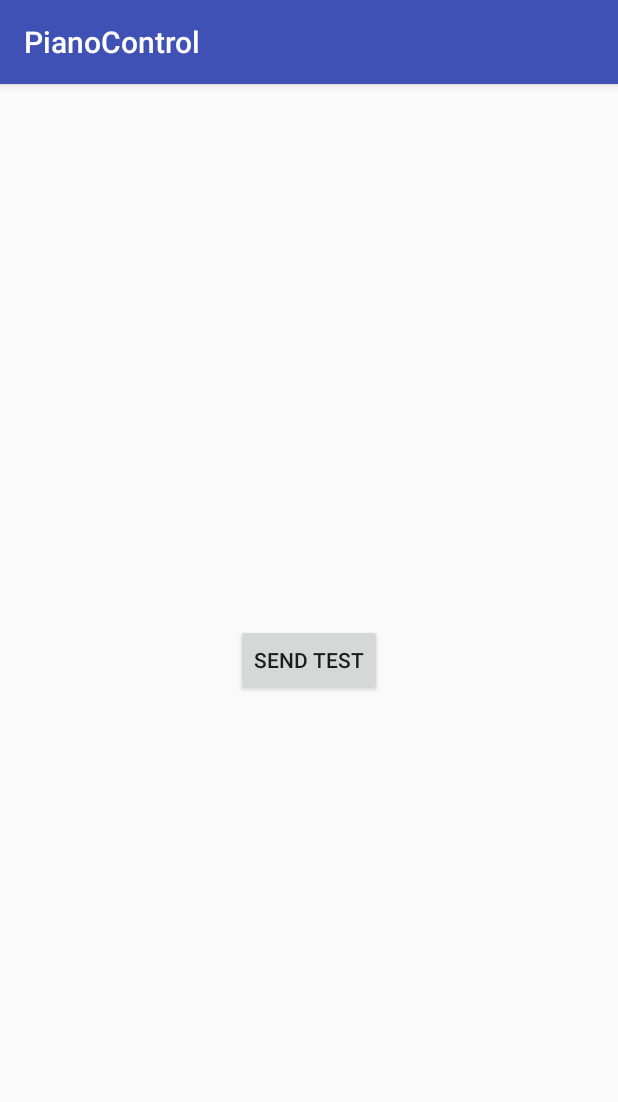
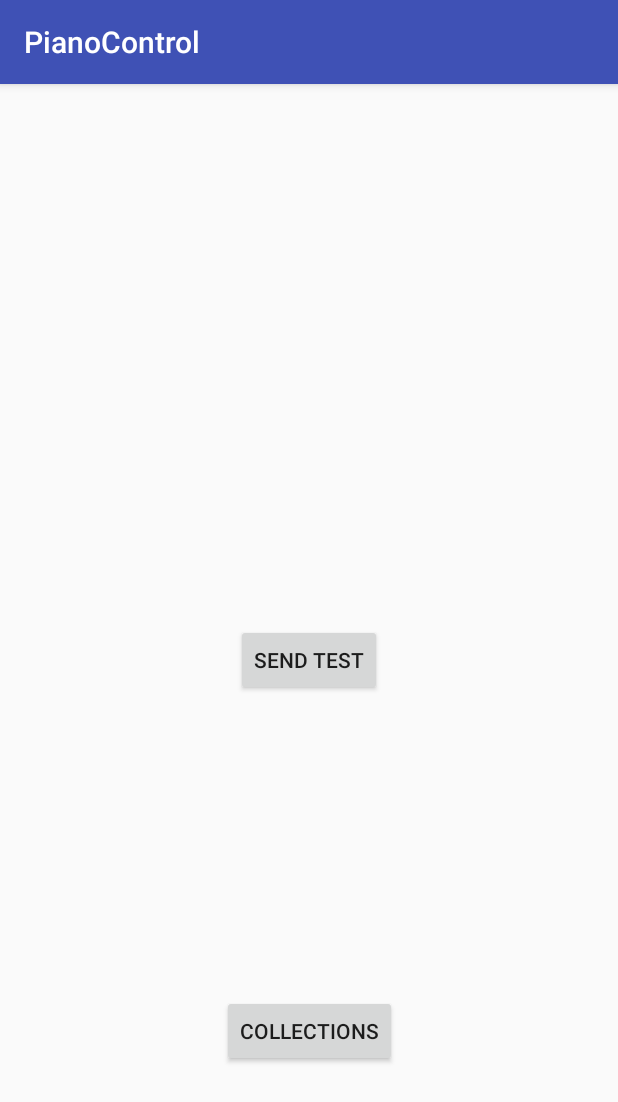
Before and after one commit to ellienieuwdorp/project-pad, an Android app: the ConnectedActivity screen opened directly, with no data from a screen before it, on a phone screen of 412 x 824 dp. Shown: the top 1102 px of the screen. Run offline under Robolectric (Android 15) with nearby library versions, the phone set to English and light mode, and no system bars.

Commit message:
collection activity added with buttons

```diff
--- a/PianoControl/app/src/main/AndroidManifest.xml
+++ b/PianoControl/app/src/main/AndroidManifest.xml
@@ -34,7 +34,8 @@
             android:name=".BluetoothClientService"
             android:exported="false" />
 
-        <activity android:name=".ConnectedActivity"></activity>
+        <activity android:name=".ConnectedActivity" />
+        <activity android:name=".CollectionsActivity"></activity>
     </application>
 
 </manifest>
--- a/PianoControl/app/src/main/java/com/pad/sss04/pianocontrol/ConnectedActivity.java
+++ b/PianoControl/app/src/main/java/com/pad/sss04/pianocontrol/ConnectedActivity.java
@@ -15,6 +15,7 @@ public class ConnectedActivity extends AppCompatActivity {
 
     private Button buttonSend;
     private BroadcastReceiver mBroadcastReceiver;
+    private Button buttonCollections;
 
     @Override
     protected void onCreate(Bundle savedInstanceState) {
@@ -53,6 +54,19 @@ public class ConnectedActivity extends AppCompatActivity {
                 }
             }
         };
+
+
+        // button initialize
+        buttonCollections = (Button) findViewById(R.id.buttonCollections);
+        buttonCollections.setOnClickListener(new View.OnClickListener() {
+            @Override
+            public void onClick(View v) {
+                Intent i = new Intent(ConnectedActivity.this, CollectionsActivity.class);
+                startActivity(i);
+
+            }
+        });
+
     }
 
     @Override
--- a/PianoControl/app/src/main/res/layout/activity_connected.xml
+++ b/PianoControl/app/src/main/res/layout/activity_connected.xml
@@ -19,4 +19,19 @@
         app:layout_constraintLeft_toLeftOf="parent"
         app:layout_constraintRight_toRightOf="parent"
         app:layout_constraintTop_toTopOf="parent" />
+
+    <Button
+        android:id="@+id/buttonCollections"
+        android:layout_width="wrap_content"
+        android:layout_height="wrap_content"
+        android:layout_marginBottom="8dp"
+        android:layout_marginLeft="8dp"
+        android:layout_marginRight="8dp"
+        android:layout_marginTop="8dp"
+        android:text="Collections"
+        app:layout_constraintBottom_toBottomOf="parent"
+        app:layout_constraintLeft_toLeftOf="parent"
+        app:layout_constraintRight_toRightOf="parent"
+        app:layout_constraintTop_toBottomOf="@+id/buttonSend"
+        app:layout_constraintVertical_bias="0.646" />
 </android.support.constraint.ConstraintLayout>
```
Also changed, not shown: PianoControl/app/src/main/java/com/pad/sss04/pianocontrol/CollectionsActivity.java (added, +75 -0 lines), PianoControl/app/src/main/res/layout/activity_collections_activity.xml (added, +58 -0 lines).
